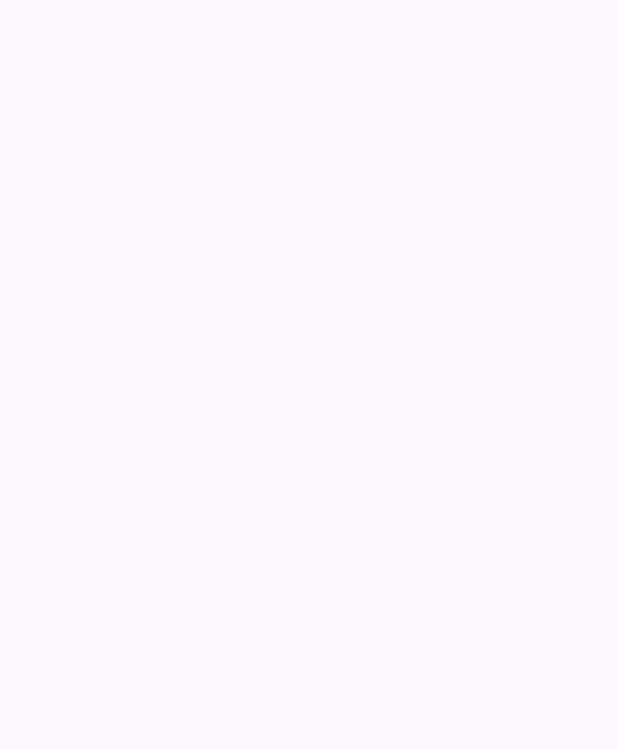
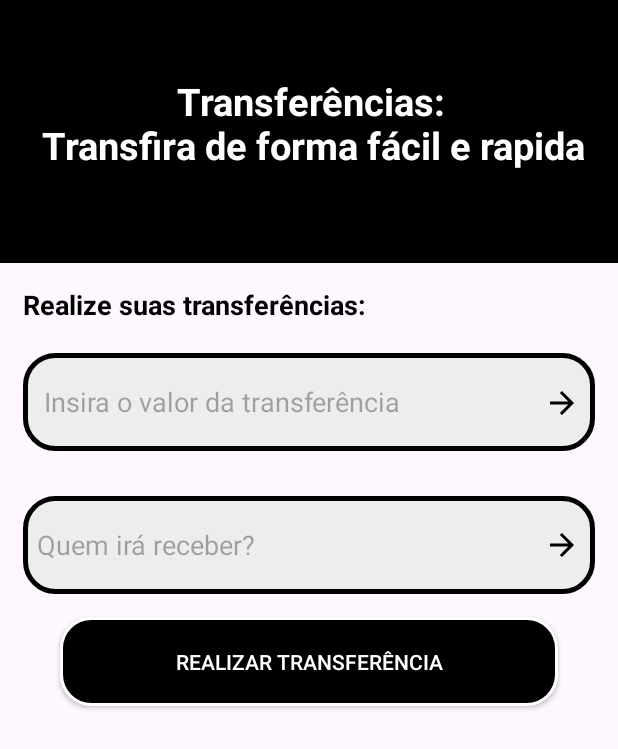
Before and after one commit to leonardocerqueira69/banco_projeto, an Android app: the TransferenciasActivity screen opened directly, with no data from a screen before it, on a phone screen of 412 x 824 dp. Before the commit the part shown is empty. Shown: the top 749 px of the screen. Run offline under Robolectric (Android 15) with nearby library versions, the phone set to English and light mode, and no system bars.

Commit message:
add tela

```diff
--- /dev/null
+++ b/app/src/main/res/drawable/ic_arrow.xml
@@ -0,0 +1,5 @@
+<vector android:autoMirrored="true" android:height="24dp"
+    android:tint="#000000" android:viewportHeight="24"
+    android:viewportWidth="24" android:width="24dp" xmlns:android="http://schemas.android.com/apk/res/android">
+    <path android:fillColor="@android:color/white" android:pathData="M12,4l-1.41,1.41L16.17,11H4v2h12.17l-5.58,5.59L12,20l8,-8z"/>
+</vector>
--- a/app/src/main/res/layout/activity_main.xml
+++ b/app/src/main/res/layout/activity_main.xml
@@ -20,7 +20,7 @@
         android:layout_height="175dp"
         android:src="@color/black"
         app:layout_constraintStart_toStartOf="parent"
-        app:layout_constraintTop_toTopOf="parent"/>
+        app:layout_constraintTop_toTopOf="parent" />
 
     <View
         android:id="@+id/container_circulo"
@@ -241,14 +241,14 @@
         android:id="@+id/container_meus_cartoes"
         android:layout_width="match_parent"
         android:layout_height="65dp"
+        android:layout_marginStart="15dp"
+        android:layout_marginTop="28dp"
+        android:layout_marginEnd="15dp"
+        android:background="@drawable/container_cinza"
+        app:layout_constraintEnd_toEndOf="parent"
+        app:layout_constraintHorizontal_bias="1.0"
         app:layout_constraintStart_toStartOf="parent"
-        app:layout_constraintEnd_toEndOf="parent"
-        app:layout_constraintTop_toBottomOf="@id/servicos4"
-        android:layout_marginTop="30dp"
-        android:background="@drawable/container_cinza"
-        android:layout_marginStart="15dp"
-        android:layout_marginEnd="15dp"
-        ></View>
+        app:layout_constraintTop_toBottomOf="@id/servicos4"></View>
 
     <ImageView
         android:layout_width="wrap_content"
--- a/app/src/main/res/layout/activity_transferencias.xml
+++ b/app/src/main/res/layout/activity_transferencias.xml
@@ -6,4 +6,99 @@
     android:layout_height="match_parent"
     tools:context=".TransferenciasActivity">
 
+
+    <ImageView
+        android:id="@+id/containerComponents"
+        android:layout_width="match_parent"
+        android:layout_height="175dp"
+        android:src="@color/black"
+        app:layout_constraintStart_toStartOf="parent"
+        app:layout_constraintTop_toTopOf="parent" />
+
+    <TextView
+        android:layout_width="wrap_content"
+        android:layout_height="wrap_content"
+        android:text="                Transferências:\n Transfira de forma fácil e rapida"
+        android:textColor="@color/white"
+        android:textSize="25sp"
+        android:textStyle="bold"
+        app:layout_constraintStart_toStartOf="@id/containerComponents"
+        app:layout_constraintTop_toTopOf="@id/containerComponents"
+        app:layout_constraintEnd_toEndOf="@id/containerComponents"
+        android:layout_marginTop="50dp"/>
+
+    <TextView
+        android:layout_width="wrap_content"
+        android:layout_height="wrap_content"
+        android:text="Realize suas transferências:"
+        android:textColor="@color/black"
+        android:textSize="18sp"
+        android:textStyle="bold"
+        android:layout_marginTop="15dp"
+        android:layout_marginStart="15dp"
+        app:layout_constraintTop_toBottomOf="@id/containerComponents"
+        app:layout_constraintStart_toStartOf="parent"/>
+
+    <EditText
+        android:id="@+id/campo_transferência"
+        android:layout_width="match_parent"
+        android:layout_height="65dp"
+        android:background="@drawable/container_cinza"
+        app:layout_constraintTop_toBottomOf="@id/containerComponents"
+        app:layout_constraintStart_toStartOf="parent"
+        android:layout_marginTop="60dp"
+        android:layout_marginStart="15dp"
+        android:layout_marginEnd="15dp"
+        android:hint="   Insira o valor da transferência"/>
+
+    <EditText
+        android:id="@+id/campo_transferência2"
+        android:layout_width="match_parent"
+        android:layout_height="65dp"
+        android:background="@drawable/container_cinza"
+        app:layout_constraintTop_toBottomOf="@id/campo_transferência"
+        app:layout_constraintStart_toStartOf="parent"
+        android:layout_marginTop="30dp"
+        android:layout_marginStart="15dp"
+        android:layout_marginEnd="15dp"
+        android:hint="  Quem irá receber?"/>
+
+    <ImageView
+        android:layout_width="wrap_content"
+        android:layout_height="wrap_content"
+        android:src="@drawable/ic_arrow"
+        app:layout_constraintEnd_toEndOf="@id/campo_transferência2"
+        app:layout_constraintBottom_toTopOf="@id/campo_transferência2"
+        android:layout_marginBottom="50dp"
+        android:layout_marginEnd="10dp"/>
+
+    <ImageView
+        android:layout_width="wrap_content"
+        android:layout_height="wrap_content"
+        android:src="@drawable/ic_arrow"
+        app:layout_constraintEnd_toEndOf="@id/campo_transferência"
+        app:layout_constraintBottom_toTopOf="@id/campo_transferência"
+        android:layout_marginBottom="-140dp"
+        android:layout_marginEnd="10dp"/>
+
+    <androidx.appcompat.widget.AppCompatButton
+        android:layout_width="match_parent"
+        android:layout_height="wrap_content"
+        android:id="@+id/bt_entrar"
+        style="@style/bt_entrar"
+        app:layout_constraintStart_toStartOf="parent"
+        app:layout_constraintEnd_toEndOf="parent"
+        app:layout_constraintTop_toBottomOf="@id/campo_transferência2"
+        android:text="Realizar transferência"
+        android:textColor="@color/white"
+        >
+    </androidx.appcompat.widget.AppCompatButton>
+
+
+
+
+
+
+
+
 </androidx.constraintlayout.widget.ConstraintLayout>
```
